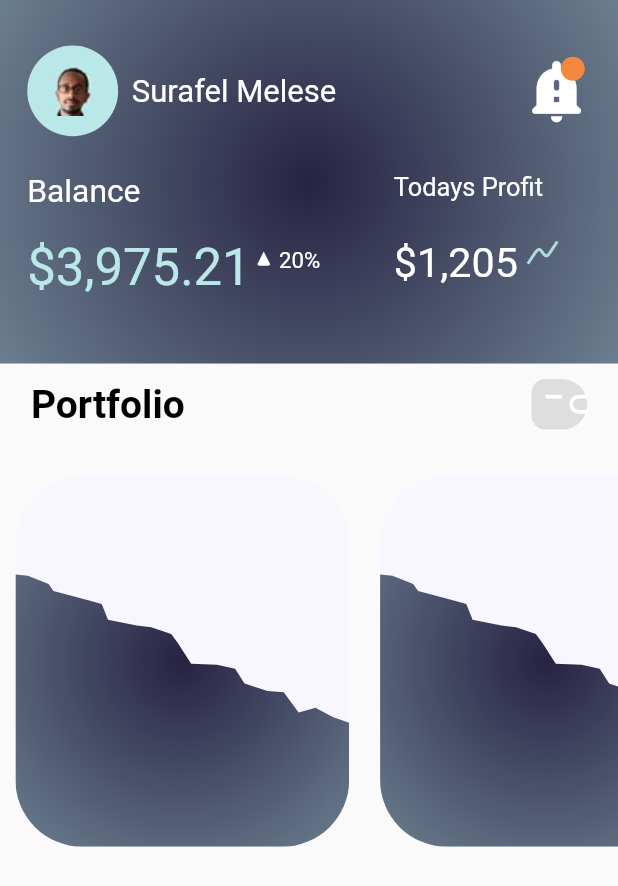
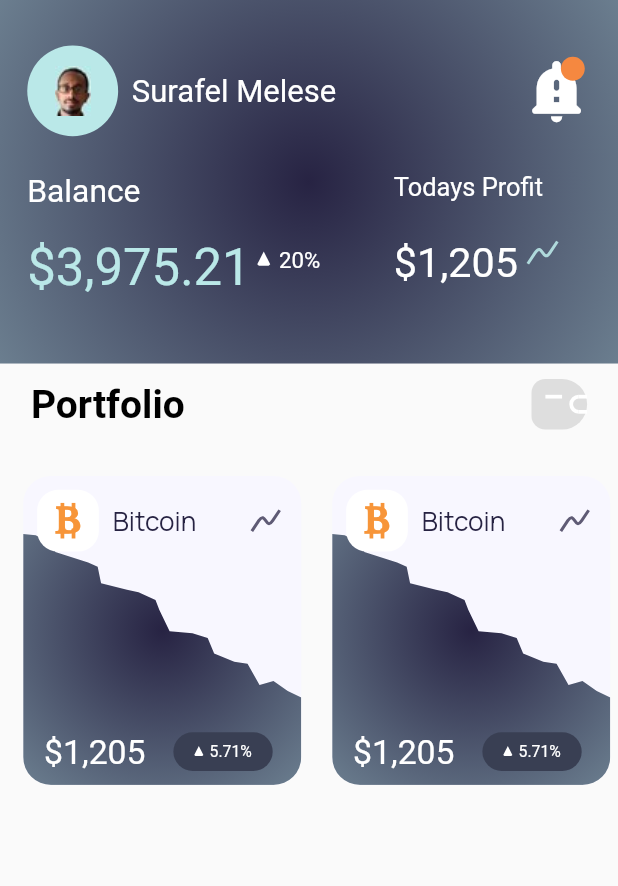
Before and after one commit to dalyathan/Kriptow, a Flutter app: the screen it shows after launch, on a phone screen of 412 x 824 dp. Shown: the top 886 px of the screen. Run offline on Flutter 3.47's test engine with Material 2 defaults, Android fonts, the phone set to English and light mode, and no system bars; our stand-ins replace google_fonts; Roboto replaces fonts that are missing (Chivo, Spartan).

Commit message:
added the bitcoin graph detail

```diff
--- a/lib/screens/home.dart
+++ b/lib/screens/home.dart
@@ -39,7 +39,7 @@ class Home extends StatelessWidget {
                           left: size.width * horizontalPaddingRatio,
                           top: size.height * verticalPaddingRatio),
                       child: GraphRow(
-                        height: size.height * 0.3,
+                        height: size.height * 0.25,
                       ))
                 ],
               )
--- a/lib/widgets/containers/portfolio/graph.dart
+++ b/lib/widgets/containers/portfolio/graph.dart
@@ -1,3 +1,5 @@
+import 'package:drrrible_nuha_maulana_ahsan_crypto_app/widgets/containers/portfolio/graph_detail.dart';
+
 import '/clippers/graph_clipper.dart';
 import '/widgets/containers/common/blue_shade.dart';
 import 'package:flutter/material.dart';
@@ -10,7 +12,7 @@ class Graph extends StatelessWidget {
   Widget build(BuildContext context) {
     double aspectRatio = 0.9;
     double width = height * aspectRatio;
-    double borderRadiusRatio = 0.2;
+    double borderRadiusRatio = 0.1;
     return Stack(
       children: [
         Container(
@@ -27,7 +29,8 @@ class Graph extends StatelessWidget {
             aspectRatio: aspectRatio,
             width: width,
           ),
-        )
+        ),
+        GraphDetail(width: width, height: height)
       ],
     );
   }
--- a/lib/widgets/containers/portfolio/graph_detail.dart
+++ b/lib/widgets/containers/portfolio/graph_detail.dart
@@ -1,10 +1,98 @@
+import 'package:drrrible_nuha_maulana_ahsan_crypto_app/widgets/containers/common/percent_increase.dart';
+
+import '/widgets/icons/bitcoin.dart';
+import '/widgets/icons/cubic_bezier_curve.dart';
 import 'package:flutter/material.dart';
+import 'package:google_fonts/google_fonts.dart';
 
 class GraphDetail extends StatelessWidget {
-  const GraphDetail({Key? key}) : super(key: key);
+  final double width;
+  final double height;
+  const GraphDetail({Key? key, required this.width, required this.height})
+      : super(key: key);
 
   @override
   Widget build(BuildContext context) {
-    return Container();
+    double iconBorderRadius = 0.075;
+    double paddingRatio = 0.05;
+    return Padding(
+      padding: EdgeInsets.all(width * paddingRatio),
+      child: Column(
+        mainAxisAlignment: MainAxisAlignment.spaceBetween,
+        children: [
+          Row(
+            children: [
+              Container(
+                  height: height * 0.2,
+                  width: height * 0.2,
+                  decoration: BoxDecoration(
+                      color: Colors.white,
+                      borderRadius: BorderRadius.all(
+                          Radius.circular(width * iconBorderRadius))),
+                  child: Center(
+                    child: BitcoinIcon(
+                        height: height * 0.16,
+                        color: const Color.fromRGBO(247, 149, 57, 1)),
+                  )),
+              SizedBox(
+                width: width * 0.05,
+              ),
+              SizedBox(
+                width: width * 0.3,
+                child: FittedBox(
+                  child: Text(
+                    'Bitcoin',
+                    style: GoogleFonts.manrope(
+                        color: const Color.fromRGBO(39, 35, 67, 1)),
+                  ),
+                ),
+              ),
+              SizedBox(
+                width: width * 0.2,
+              ),
+              CubicBezierCurveIcon(
+                  width: width * 0.1,
+                  color: const Color.fromRGBO(95, 91, 117, 1))
+            ],
+          ),
+          Row(
+            crossAxisAlignment: CrossAxisAlignment.start,
+            mainAxisAlignment: MainAxisAlignment.spaceBetween,
+            children: [
+              Container(
+                //color: Colors.yellow,
+                height: height * 0.125,
+                child: FittedBox(
+                  fit: BoxFit.fitHeight,
+                  child: Center(
+                    child: Text('\$1,205',
+                        style: GoogleFonts.spartan(color: Colors.white)),
+                  ),
+                ),
+              ),
+              SizedBox(
+                width: width * 0.1,
+              ),
+              Container(
+                height: height * 0.125,
+                decoration: const ShapeDecoration(
+                  color: Color.fromRGBO(57, 63, 83, 1),
+                  shape: StadiumBorder(),
+                ),
+                child: Center(
+                  child: Padding(
+                    padding: EdgeInsets.symmetric(horizontal: width * 0.075),
+                    child: PercentIncrease(
+                      height: height * 0.1,
+                      percent: '5.71%',
+                    ),
+                  ),
+                ),
+              )
+            ],
+          )
+        ],
+      ),
+    );
   }
 }
--- a/lib/widgets/icons/bitcoin.dart
+++ b/lib/widgets/icons/bitcoin.dart
@@ -0,0 +1,55 @@
+import 'package:flutter/material.dart';
+import 'package:google_fonts/google_fonts.dart';
+
+class BitcoinIcon extends StatelessWidget {
+  final double height;
+  final Color color;
+  final bool rotate;
+  double linesGapRatio = 0.15;
+  double lineWidthRatio = 0.075;
+  double bIconRatio = 0.8;
+  BitcoinIcon(
+      {Key? key,
+      required this.height,
+      required this.color,
+      this.rotate = false})
+      : super(key: key);
+
+  @override
+  Widget build(BuildContext context) {
+    return Stack(children: [
+      Align(alignment: Alignment(0, -height * 0.015), child: horns()),
+      Align(
+        alignment: Alignment.center,
+        child: SizedBox(
+          height: height * bIconRatio,
+          child: FittedBox(
+            fit: BoxFit.fitHeight,
+            child: Text(
+              'B',
+              style: GoogleFonts.libreBaskerville(
+                  color: color, fontWeight: FontWeight.w900),
+            ),
+          ),
+        ),
+      ),
+      Align(alignment: Alignment(0, height * 0.015), child: horns()),
+    ]);
+  }
+
+  Container horn() => Container(
+        height: height * (1 - bIconRatio),
+        width: height * lineWidthRatio,
+        color: color,
+      );
+  Row horns() => Row(
+        mainAxisAlignment: MainAxisAlignment.center,
+        children: [
+          horn(),
+          SizedBox(
+            width: height * linesGapRatio,
+          ),
+          horn()
+        ],
+      );
+}
```
